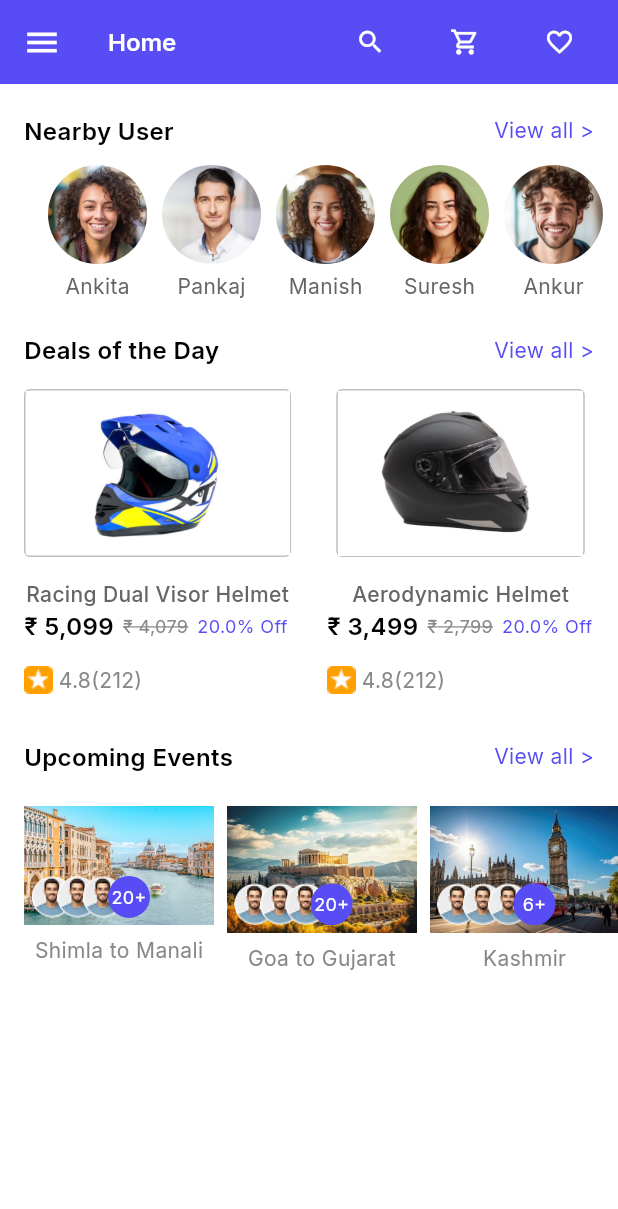
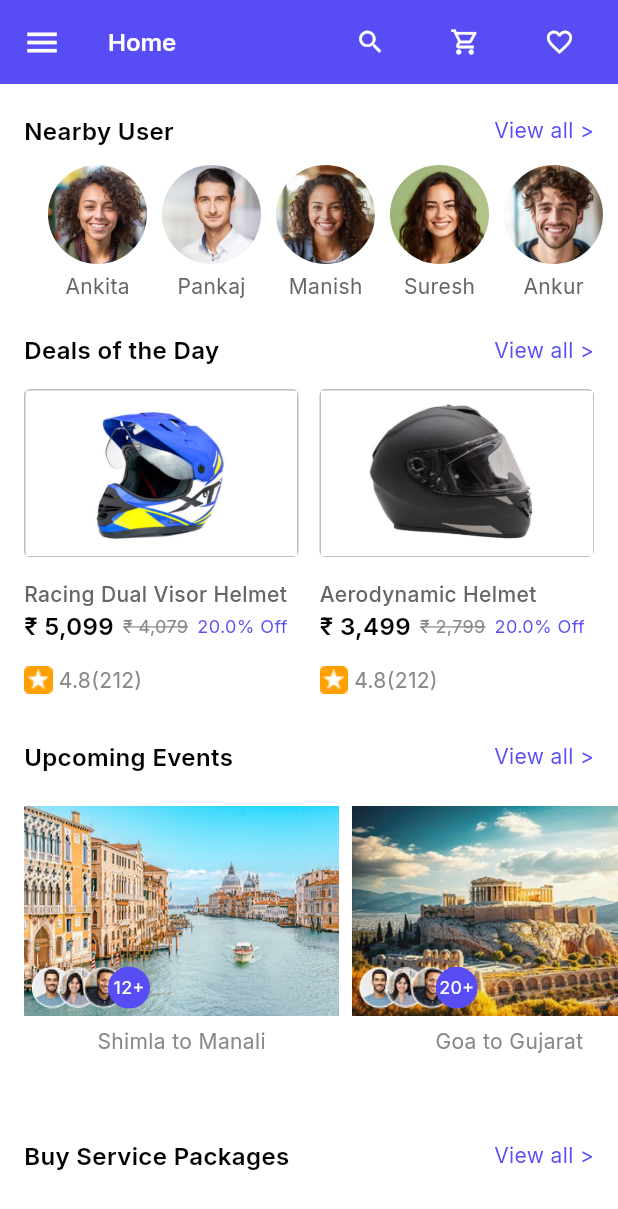
Before and after one commit to theodan11/bike_ride_share, a Flutter app: the screen it shows after launch, on a phone screen of 412 x 824 dp. Shown: the top 1209 px of the screen. Run offline on Flutter 3.47's test engine with Material 3 defaults, Android fonts, the light colour scheme and no system bars; our stand-ins replace google_fonts.

Commit message:
responsive kinda

```diff
--- a/lib/core/common/card_image.dart
+++ b/lib/core/common/card_image.dart
@@ -7,10 +7,11 @@ class CardImage extends StatelessWidget {
   @override
   Widget build(BuildContext context) {
     return ConstrainedBox(
-      constraints: const BoxConstraints(maxWidth: 220),
+      constraints: const BoxConstraints(maxHeight: 140),
       child: Image.asset(
         imagePath,
-        width: MediaQuery.of(context).size.width / 3 - (32 / 3),
+        // height: 110,
+        width: MediaQuery.of(context).size.width,
       ),
     );
   }
--- a/lib/core/common/card_with_image.dart
+++ b/lib/core/common/card_with_image.dart
@@ -27,9 +27,12 @@ class CardWithImage extends StatelessWidget {
       onTap: () {
         print("Racing page pressed");
       },
+      child: ConstrainedBox(
+        constraints: const BoxConstraints(maxWidth: 200),
         child: SizedBox(
-        // width: MediaQuery.of(context).size.width / 2 - (46 / 2),
-        width: 178,
+          width: MediaQuery.of(context).size.width / 2 - (46 / 2),
+          // width: 200,
+
           // height: 196,
           child: Column(
             children: [
@@ -43,24 +46,57 @@ class CardWithImage extends StatelessWidget {
                     Radius.circular(4),
                   ),
                 ),
+                child: ConstrainedBox(
+                  constraints: const BoxConstraints(maxWidth: 200),
                   child: Image.asset(
                     imagePath,
                     height: 110,
+                    width: MediaQuery.of(context).size.width,
+                    fit: BoxFit.cover,
+                  ),
                 ),
               ),
               const SizedBox(
                 height: 15,
               ),
-            Text(
+              Align(
+                alignment: Alignment.centerLeft,
+                child: Text(
                   titleText,
                   style: MyInterFont.interMedium14,
                 ),
-            Row(
+              ),
+              MediaQuery.of(context).size.width > 371
+                  ? Row(
                       children: [
                         Text(
                           originalPrice,
-                  style:
-                      MyInterFont.interSemiBold16.copyWith(color: Colors.black),
+                          style: MyInterFont.interSemiBold16
+                              .copyWith(color: Colors.black),
+                        ),
+                        const SizedBox(
+                          width: 6,
+                        ),
+                        Text(
+                          offerPrice,
+                          style: MyInterFont.interMediumLineThrough12,
+                        ),
+                        const SizedBox(
+                          width: 6,
+                        ),
+                        Text(
+                          "$discount% Off",
+                          style: MyInterFont.interRegularOffer12,
+                        ),
+                      ],
+                    )
+                  : Column(
+                      crossAxisAlignment: CrossAxisAlignment.start,
+                      children: [
+                        Text(
+                          originalPrice,
+                          style: MyInterFont.interSemiBold16
+                              .copyWith(color: Colors.black),
                         ),
                         const SizedBox(
                           width: 6,
@@ -80,6 +116,7 @@ class CardWithImage extends StatelessWidget {
                     ),
               const SizedBox(height: 15),
               numberOfReviews > 0
+                  ? MediaQuery.of(context).size.width > 340
                       ? Row(
                           children: [
                             Image.asset("assets/images/Frame 37.png"),
@@ -93,12 +130,28 @@ class CardWithImage extends StatelessWidget {
                             )
                           ],
                         )
+                      : FittedBox(
+                          child: Row(
+                            children: [
+                              Image.asset("assets/images/Frame 37.png"),
+                              const SizedBox(
+                                width: 4,
+                              ),
+                              Text(
+                                "$rating($numberOfReviews)",
+                                style: MyInterFont.interRegular14
+                                    .copyWith(color: ColorConstants.textGray),
+                              )
+                            ],
+                          ),
+                        )
                   : const SizedBox(
                       width: 0,
                     ),
             ],
           ),
         ),
+      ),
     );
   }
 }
--- a/lib/core/common/card_with_sname.dart
+++ b/lib/core/common/card_with_sname.dart
@@ -17,12 +17,18 @@ class CardWithTitle extends StatelessWidget {
   @override
   Widget build(BuildContext context) {
     return GestureDetector(
-      onTap: () {},
+      onTap: () {
+        print("pressed ${placeName}");
+      },
       child: Padding(
         padding: const EdgeInsets.only(right: 8.5),
         child: ConstrainedBox(
-          constraints: const BoxConstraints(maxWidth: 260, minWidth: 90),
+          constraints: const BoxConstraints(maxWidth: 210),
+          child: SizedBox(
+            // height: 110,
+
             child: Column(
+              crossAxisAlignment: CrossAxisAlignment.start,
               children: [
                 Stack(
                   children: [
@@ -43,7 +49,7 @@ class CardWithTitle extends StatelessWidget {
                       bottom: 5,
                       child: ClipOval(
                         child: Image.asset(
-                        'assets/images/Ellipse 40.png',
+                          'assets/images/Ellipse 41.png',
                           width: 28,
                           height: 28,
                         ),
@@ -54,7 +60,7 @@ class CardWithTitle extends StatelessWidget {
                       bottom: 5,
                       child: ClipOval(
                         child: Image.asset(
-                        'assets/images/Ellipse 40.png',
+                          'assets/images/Ellipse 49.png',
                           width: 28,
                           height: 28,
                         ),
@@ -82,12 +88,15 @@ class CardWithTitle extends StatelessWidget {
                     ),
                   ],
                 ),
-              CardText(titleText: placeName),
+                Align(
+                  alignment: Alignment.center,
+                  child: CardText(titleText: placeName),
+                ),
               ],
             ),
           ),
         ),
+      ),
     );
-    ;
   }
 }
--- a/lib/core/common/card_with_sname_list_builder.dart
+++ b/lib/core/common/card_with_sname_list_builder.dart
@@ -7,7 +7,7 @@ class CardWithSnameListBuilder extends StatelessWidget {
     {
       "placeName": "Shimla to Manali",
       "imagePath": "assets/images/up_e_01.png",
-      "numberOfUser": 20,
+      "numberOfUser": 12,
     },
     {
       "placeName": "Goa to Gujarat",
--- a/lib/core/common/header_and_view_all.dart
+++ b/lib/core/common/header_and_view_all.dart
@@ -9,12 +9,30 @@ class HeaderAndViewAll extends StatelessWidget {
   Widget build(BuildContext context) {
     return Padding(
       padding: const EdgeInsets.symmetric(horizontal: 16),
-      child: Row(
+      child: MediaQuery.of(context).size.width > 242
+          ? Row(
               mainAxisAlignment: MainAxisAlignment.spaceBetween,
               children: [
                 Text(
                   headerTitle,
-            style: MyInterFont.interSemiBold16.copyWith(color: Colors.black),
+                  style:
+                      MyInterFont.interSemiBold16.copyWith(color: Colors.black),
+                ),
+                GestureDetector(
+                  onTap: () {
+                    print("view all pressed");
+                  },
+                  child: Text("View all >", style: MyInterFont.interRegular14),
+                )
+              ],
+            )
+          : Column(
+              crossAxisAlignment: CrossAxisAlignment.start,
+              children: [
+                Text(
+                  headerTitle,
+                  style:
+                      MyInterFont.interSemiBold16.copyWith(color: Colors.black),
                 ),
                 GestureDetector(
                   onTap: () {
--- a/lib/core/screens/home/home_screen.dart
+++ b/lib/core/screens/home/home_screen.dart
@@ -1,10 +1,8 @@
-import 'package:bike_ride_ui/core/common/card_with_image.dart';
-import 'package:bike_ride_ui/core/common/card_with_sname.dart';
 import 'package:bike_ride_ui/core/common/card_with_sname_list_builder.dart';
 import 'package:bike_ride_ui/core/common/header_and_view_all.dart';
 import 'package:bike_ride_ui/core/common/my_appbar_icons.dart';
 import 'package:bike_ride_ui/core/common/nearby_users.dart';
-import 'package:bike_ride_ui/core/constant/color_constants.dart';
+
 import 'package:bike_ride_ui/core/screens/home/widgets/deals_of_day_home.dart';
 import 'package:flutter/material.dart';
 import 'package:bike_ride_ui/core/theme/my_inter_font.dart';
@@ -76,7 +74,14 @@ class HomePage extends StatelessWidget {
                 padding: const EdgeInsets.only(left: 16),
                 height: 200,
                 child: CardWithSnameListBuilder(),
-              )
+              ),
+              const SizedBox(
+                height: 22,
+              ),
+              const HeaderAndViewAll(headerTitle: "Buy Service Packages"),
+              const SizedBox(
+                height: 22,
+              ),
             ],
           ),
         ),
--- a/lib/core/screens/home/widgets/deals_of_day_home.dart
+++ b/lib/core/screens/home/widgets/deals_of_day_home.dart
@@ -16,6 +16,7 @@ class DealsOfDayHome extends StatelessWidget {
         padding: const EdgeInsets.symmetric(horizontal: 16),
         child: const Row(
           mainAxisAlignment: MainAxisAlignment.spaceBetween,
+          crossAxisAlignment: CrossAxisAlignment.start,
           children: [
             CardWithImage(
               imagePath: "assets/images/deals_of_the_day_01.png",
```
Also changed, not shown: assets/images/up_e_01.png. Lines whose indentation alone changed are shown as unchanged.
